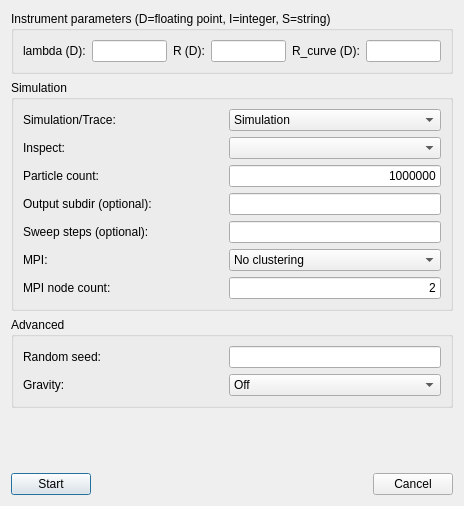
Qt form tools/Python/mcgui/ssd.ui (McStasMcXtrace/McCode) before a commit.
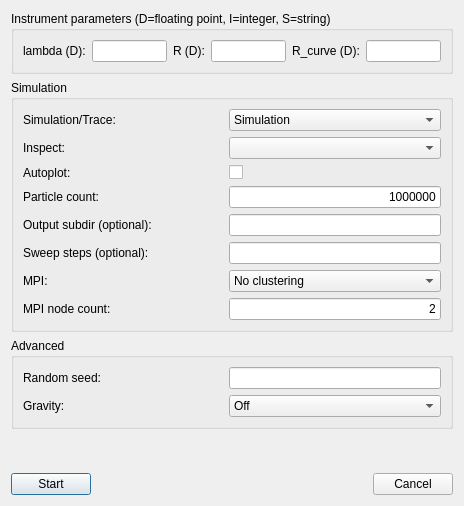
The same form after that commit.

Commit message: mcgui: added an "autoplot" widget to the start simulation dialogue

```diff
--- a/tools/Python/mcgui/ssd.ui
+++ b/tools/Python/mcgui/ssd.ui
@@ -97,7 +97,7 @@
           </item>
          </widget>
         </item>
-        <item row="4" column="2">
+        <item row="6" column="2">
          <widget class="QLineEdit" name="edtSteps">
           <property name="text">
            <string/>
@@ -107,7 +107,7 @@
           </property>
          </widget>
         </item>
-        <item row="2" column="2">
+        <item row="4" column="2">
          <widget class="QLineEdit" name="edtNeutronCnt">
           <property name="text">
            <string>1000000</string>
@@ -117,7 +117,7 @@
           </property>
          </widget>
         </item>
-        <item row="9" column="2">
+        <item row="11" column="2">
          <widget class="QLineEdit" name="edtNodes">
           <property name="text">
            <string>2</string>
@@ -141,41 +141,47 @@
          </widget>
         </item>
         <item row="6" column="1">
-         <widget class="QLabel" name="lblMpi">
-          <property name="text">
-           <string>MPI:</string>
-          </property>
-         </widget>
-        </item>
-        <item row="2" column="1">
-         <widget class="QLabel" name="lblNeutronCount">
-          <property name="text">
-           <string>Particle count:</string>
-          </property>
-         </widget>
-        </item>
-        <item row="4" column="1">
          <widget class="QLabel" name="lblSweepSteps">
           <property name="text">
            <string>Sweep steps (optional):</string>
           </property>
          </widget>
         </item>
-        <item row="9" column="1">
+        <item row="4" column="1">
+         <widget class="QLabel" name="lblNeutronCount">
+          <property name="text">
+           <string>Particle count:</string>
+          </property>
+         </widget>
+        </item>
+        <item row="8" column="1">
+         <widget class="QLabel" name="lblMpi">
+          <property name="text">
+           <string>MPI:</string>
+          </property>
+         </widget>
+        </item>
+        <item row="11" column="1">
          <widget class="QLabel" name="lblMpiNodes">
           <property name="text">
            <string>MPI node count:</string>
           </property>
          </widget>
         </item>
-        <item row="3" column="1">
+        <item row="5" column="1">
          <widget class="QLabel" name="lblOutputDir">
           <property name="text">
            <string>Output subdir (optional):</string>
           </property>
          </widget>
         </item>
-        <item row="6" column="2">
+        <item row="5" column="2">
+         <widget class="QLineEdit" name="edtOutputDir"/>
+        </item>
+        <item row="1" column="2">
+         <widget class="QComboBox" name="cbxInspect"/>
+        </item>
+        <item row="8" column="2">
          <widget class="QComboBox" name="cbxClustering">
           <property name="sizePolicy">
            <sizepolicy hsizetype="MinimumExpanding" vsizetype="Fixed">
@@ -200,12 +206,6 @@
           </item>
          </widget>
         </item>
-        <item row="3" column="2">
-         <widget class="QLineEdit" name="edtOutputDir"/>
-        </item>
-        <item row="1" column="2">
-         <widget class="QComboBox" name="cbxInspect"/>
-        </item>
         <item row="1" column="1">
          <widget class="QLabel" name="lblInspect">
           <property name="text">
@@ -213,6 +213,20 @@
           </property>
          </widget>
         </item>
+        <item row="2" column="2">
+         <widget class="QCheckBox" name="cbxAutoPlot">
+          <property name="text">
+           <string/>
+          </property>
+         </widget>
+        </item>
+        <item row="2" column="1">
+         <widget class="QLabel" name="lblAutoPlot">
+          <property name="text">
+           <string>Autoplot:</string>
+          </property>
+         </widget>
+        </item>
        </layout>
       </item>
      </layout>
```
The commit also changes 1 other file.
